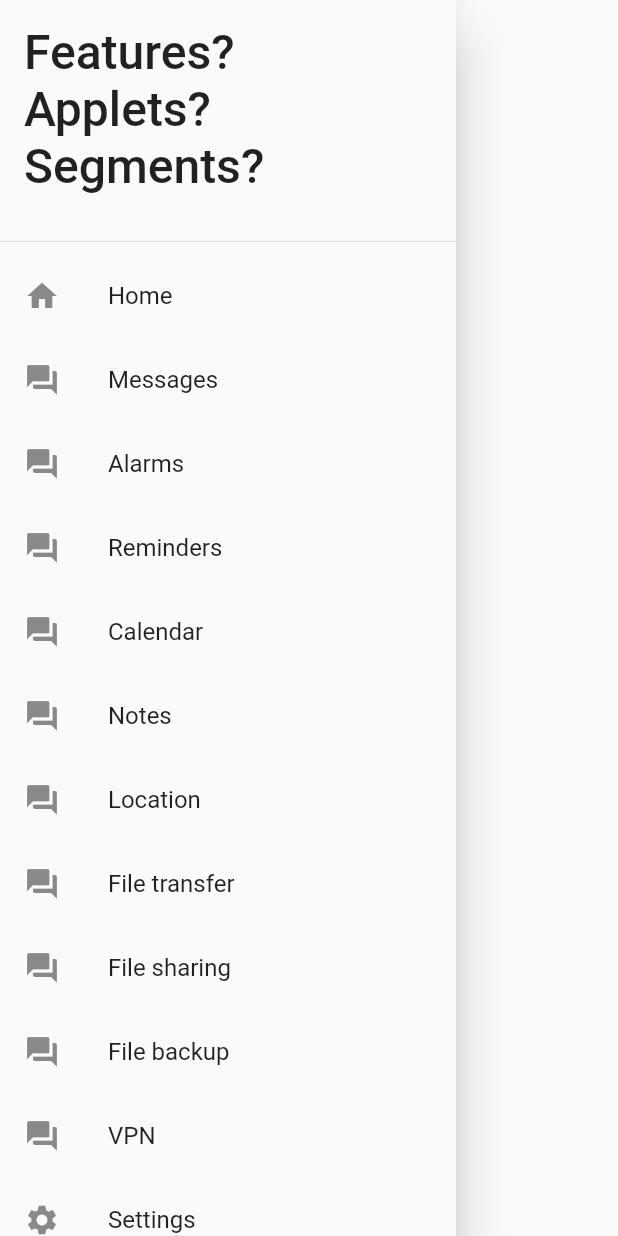
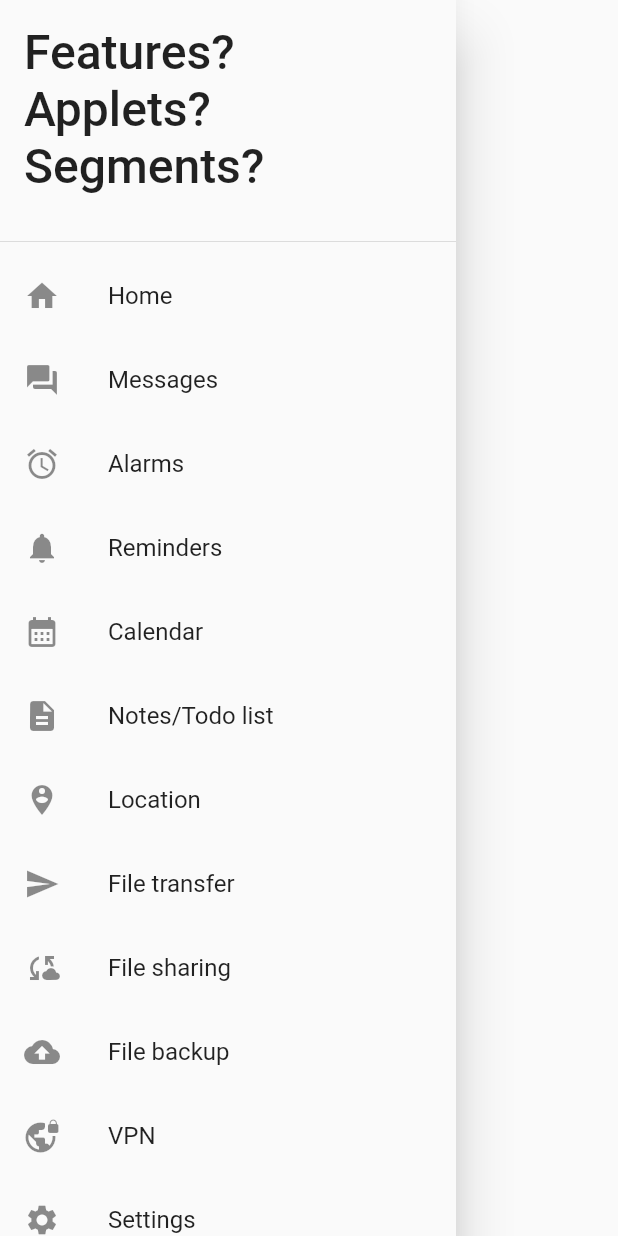
Before and after one commit to jensen-lloyd/X, a Flutter app: the AppDrawer widget shown alone on an empty page, opened directly, on a phone screen of 412 x 824 dp. Run offline on Flutter 3.47's test engine with Material 2 defaults, Android fonts, the phone set to English and light mode, and no system bars; network calls fail.

Commit message:
updated drawer menu icons

```diff
--- a/lib/AppDrawer.dart
+++ b/lib/AppDrawer.dart
@@ -52,7 +52,7 @@ class AppDrawer extends StatelessWidget {
 
           ListTile(
             leading: Icon(
-              Icons.forum,
+              Icons.alarm,
             ),
             title: const Text('Alarms'),
             onTap: () {
@@ -62,7 +62,7 @@ class AppDrawer extends StatelessWidget {
 
           ListTile(
             leading: Icon(
-              Icons.forum,
+              Icons.notifications,
             ),
             title: const Text('Reminders'),
             onTap: () {
@@ -72,7 +72,7 @@ class AppDrawer extends StatelessWidget {
 
           ListTile(
             leading: Icon(
-              Icons.forum,
+              Icons.calendar_month,
             ),
             title: const Text('Calendar'),
             onTap: () {
@@ -82,9 +82,9 @@ class AppDrawer extends StatelessWidget {
 
           ListTile(
             leading: Icon(
-              Icons.forum,
+              Icons.description,
             ),
-            title: const Text('Notes'),
+            title: const Text('Notes/Todo list'),
             onTap: () {
               Navigator.pop(context);
             },
@@ -92,7 +92,7 @@ class AppDrawer extends StatelessWidget {
 
           ListTile(
             leading: Icon(
-              Icons.forum,
+              Icons.person_pin_circle,
             ),
             title: const Text('Location'),
             onTap: () {
@@ -102,7 +102,7 @@ class AppDrawer extends StatelessWidget {
 
           ListTile(
             leading: Icon(
-              Icons.forum,
+              Icons.send, //use p2p icon if possible in future
             ),
             title: const Text('File transfer'),
             onTap: () {
@@ -112,7 +112,7 @@ class AppDrawer extends StatelessWidget {
 
           ListTile(
             leading: Icon(
-              Icons.forum,
+              Icons.cloud_sync,
             ),
             title: const Text('File sharing'),
             onTap: () {
@@ -122,7 +122,7 @@ class AppDrawer extends StatelessWidget {
 
           ListTile(
             leading: Icon(
-              Icons.forum,
+              Icons.backup,
             ),
             title: const Text('File backup'),
             onTap: () {
@@ -132,7 +132,7 @@ class AppDrawer extends StatelessWidget {
 
           ListTile(
             leading: Icon(
-              Icons.forum,
+              Icons.vpn_lock,
             ),
             title: const Text('VPN'),
             onTap: () {
```
